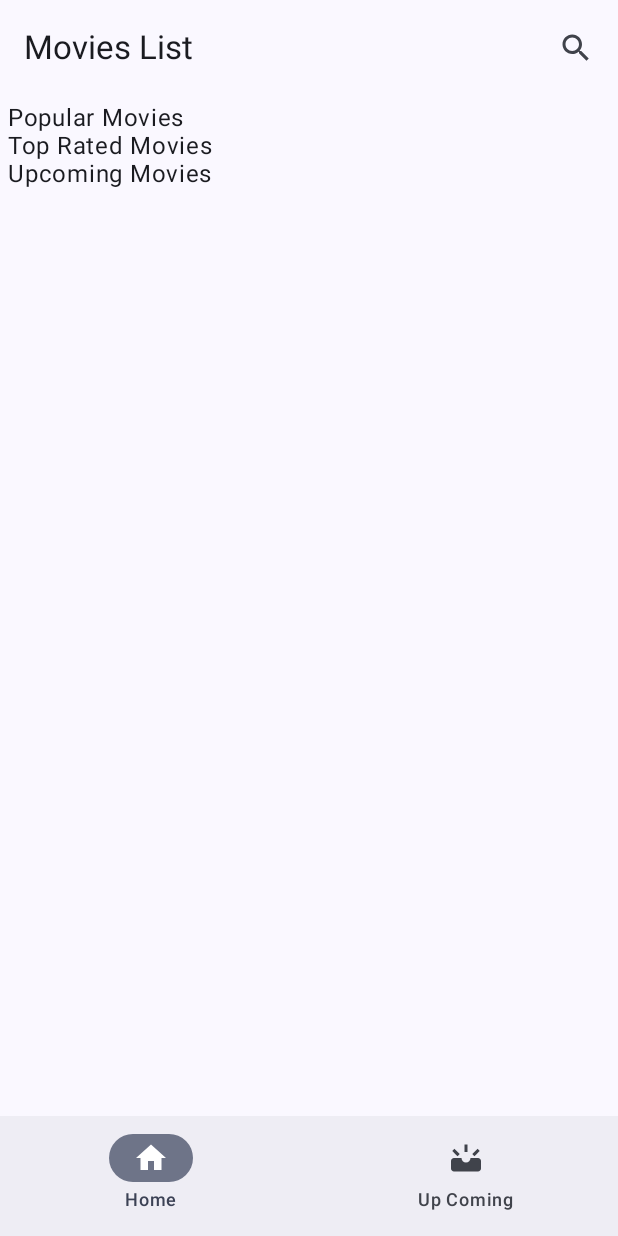
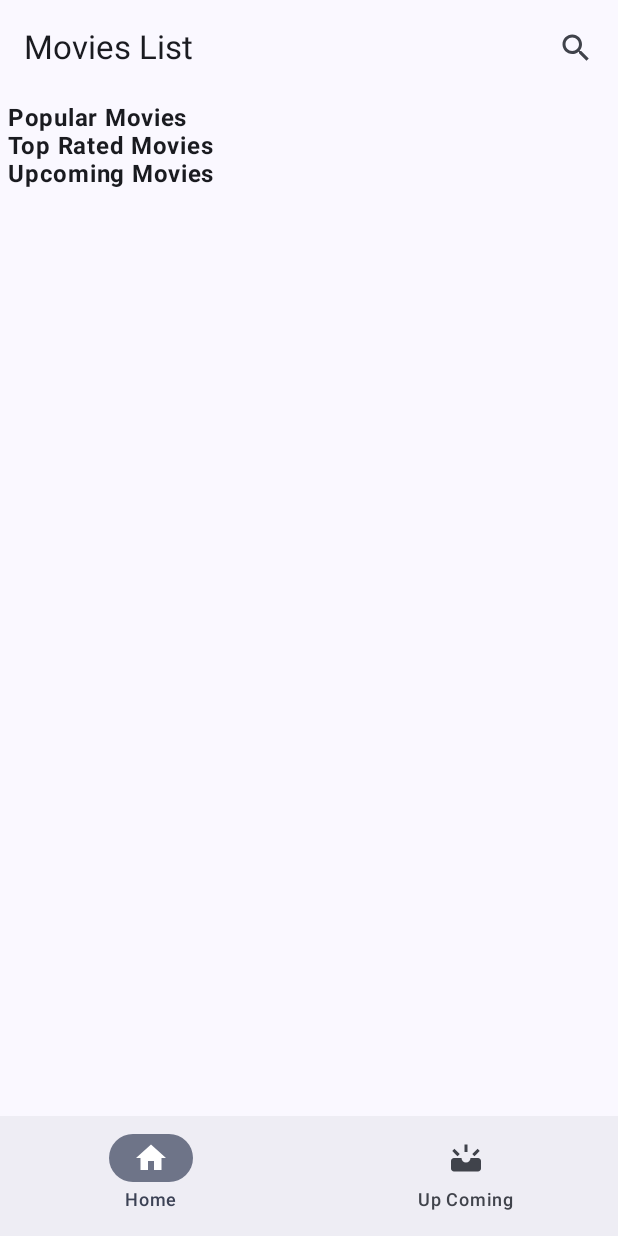
Before and after one commit to RadouaneGaroiaz/composeMovieApp, an Android app built with Jetpack Compose: the screen it shows after launch (MainActivity), on a phone screen of 412 x 824 dp. Run offline under Robolectric (Android 15) with nearby library versions, the phone set to English and light mode, and no system bars; our stand-ins replace Dagger/Hilt's generated code, Timber, constraintlayout-compose, paging; pictures from the network do not load.

```diff
--- a/app/src/main/java/com/aldikitta/jetmvvmmovie/navigation/Navigation.kt
+++ b/app/src/main/java/com/aldikitta/jetmvvmmovie/navigation/Navigation.kt
@@ -52,12 +52,6 @@ fun Navigation(
                     movieId
                 )
             }
-            /*movieItem?.fromPrettyJson<MovieItem>()
-                ?.let { movieObject ->
-                    MovieDetail(
-                        movieObject
-                    )
-                }*/
         }
 
     }
--- a/app/src/main/java/com/aldikitta/jetmvvmmovie/ui/components/HomeScreen.kt
+++ b/app/src/main/java/com/aldikitta/jetmvvmmovie/ui/components/HomeScreen.kt
@@ -20,6 +20,7 @@ import androidx.compose.ui.Modifier
 import androidx.compose.ui.draw.clip
 import androidx.compose.ui.layout.ContentScale
 import androidx.compose.ui.platform.LocalContext
+import androidx.compose.ui.text.font.FontWeight
 import androidx.compose.ui.unit.dp
 import androidx.navigation.NavController
 import androidx.paging.PagingData
@@ -65,7 +66,7 @@ fun HomeScreen(
         LazyColumn(modifier = Modifier.padding(start = 5.dp, top = 5.dp, end = 5.dp)) {
 
             item {
-                Text("Popular Movies", style = MaterialTheme.typography.bodyLarge)
+                Text("Popular Movies", style = MaterialTheme.typography.bodyLarge,fontWeight = FontWeight.Bold)
                 LazyRow {
                     items(popularMoviesItems) { item ->
                         item?.let {
@@ -76,7 +77,7 @@ fun HomeScreen(
             }
 
             item {
-                Text("Top Rated Movies", style = MaterialTheme.typography.bodyLarge)
+                Text("Top Rated Movies", style = MaterialTheme.typography.bodyLarge,fontWeight = FontWeight.Bold)
                 LazyRow {
                     items(topRatedMoviesItems) { item ->
                         item?.let {
@@ -87,7 +88,7 @@ fun HomeScreen(
             }
 
             item {
-                Text("Upcoming Movies", style = MaterialTheme.typography.bodyLarge)
+                Text("Upcoming Movies", style = MaterialTheme.typography.bodyLarge,fontWeight = FontWeight.Bold)
                 LazyRow {
                     items(upcomingMoviesItems) { item ->
                         item?.let {
```
Also changed, not shown: app/src/main/res/mipmap-mdpi/ic_launcher_round.png (deleted), app/src/main/res/mipmap-xhdpi/ic_launcher_foreground.png (deleted), app/src/main/res/mipmap-xhdpi/ic_launcher_round.png (deleted), app/src/main/res/mipmap-xxhdpi/ic_launcher_foreground.png (deleted), app/src/main/res/mipmap-xxhdpi/ic_launcher_round.png (deleted), app/src/main/res/mipmap-xxxhdpi/ic_launcher_foreground.png (deleted), app/src/main/res/mipmap-xxxhdpi/ic_launcher_round.png (deleted).
